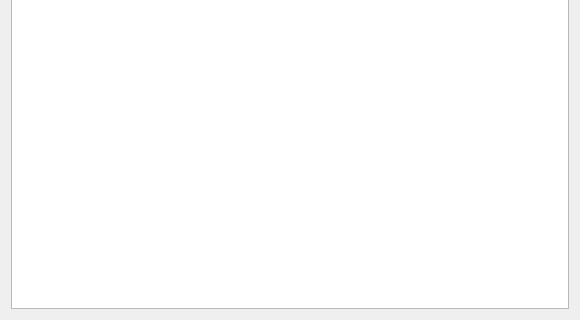
DynamicGravitySystems/DGP, file examples/treeview.ui: the form before one commit; both pictures show x 0 to 580 and y 161 to 481 of the 580 by 481 pixel window.
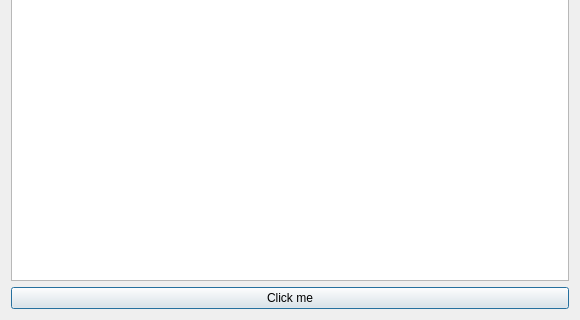
The form after the commit.

Commit message:
Beginning rework of Project class structure.
The project structural classes (GravityProject, AirborneProject, Flight
etc.) have become too intertwined with the Graphical view component.
This branch aims to re-write from the ground up the Project structure,
separating the Data classes from the Control/View interfaces.
The other goal of this branch is to implement a more robust
serialization interface for the project - switching from Python's pickle
to a custom JSON output file.

```diff
--- a/examples/treeview.ui
+++ b/examples/treeview.ui
@@ -17,6 +17,13 @@
    <item>
     <widget class="QTreeView" name="treeView"/>
    </item>
+   <item>
+    <widget class="QPushButton" name="btn">
+     <property name="text">
+      <string>Click me</string>
+     </property>
+    </widget>
+   </item>
   </layout>
  </widget>
  <resources/>
```
The commit also changes 15 other files.
